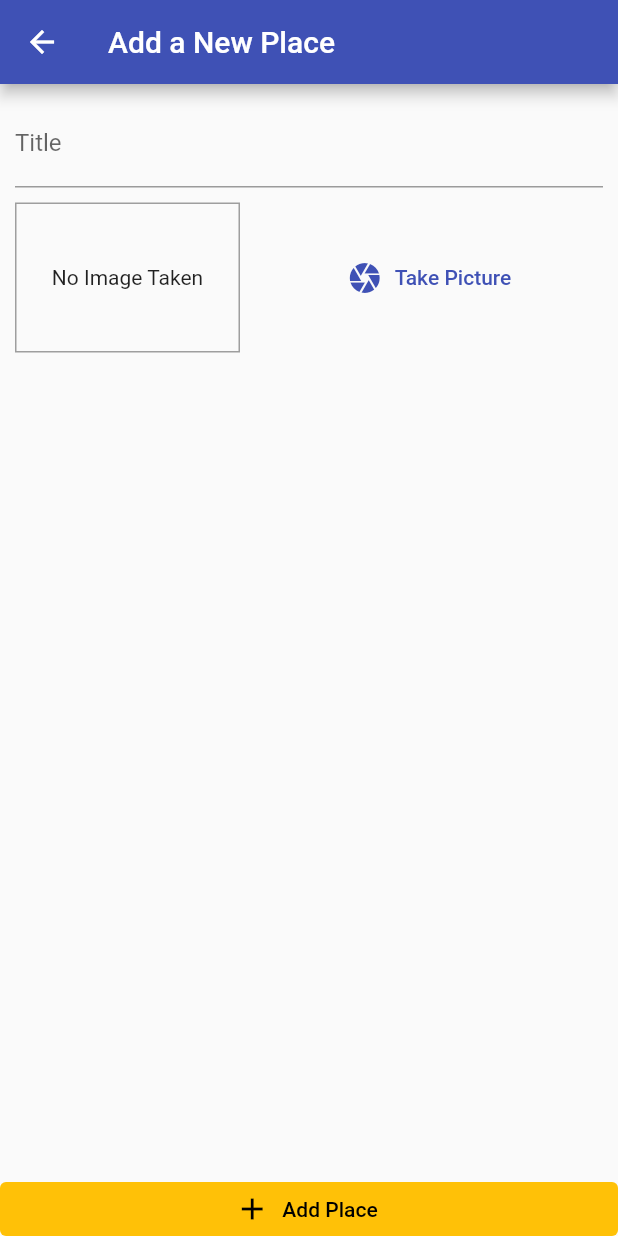
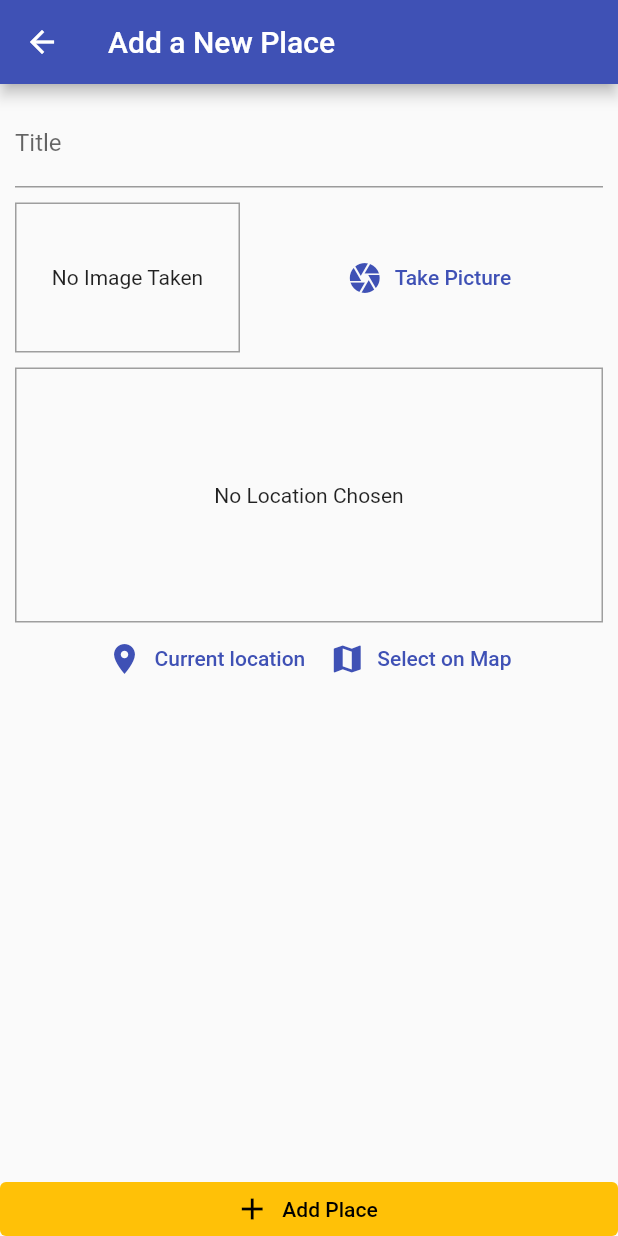
Before and after one commit to Pedro-Costa123/flutter_guide_2022_great_places_app, a Flutter app: the AddPlaceScreen screen opened by its route, after a tap on "Take Picture", on a phone screen of 412 x 824 dp. Run offline on Flutter 3.47's test engine with Material 2 defaults, Android fonts, the phone set to English and light mode, and no system bars; our stand-ins replace google_maps_flutter, image_picker, location, sqflite; accounts and stored records are empty.

Commit message:
Section 13 : 308

```diff
--- /dev/null
+++ b/lib/helpers/location_helper.dart
@@ -0,0 +1,7 @@
+const GOOGLE_API_KEY = "AIzaSyC-Q2uC0aUlAP27BvAS10LVhthfcpbYECY";
+
+class LocationHelper {
+  static String generateLocationPreviewImage({double latitude, double longitude}) {
+    return 'https://maps.googleapis.com/maps/api/staticmap?center=&$latitude,$longitude&zoom=13&size=600x300&maptype=roadmap&markers=color:red%7Clabel:A%7C$latitude,$longitude&key=$GOOGLE_API_KEY';
+  }
+}
--- a/lib/models/place.dart
+++ b/lib/models/place.dart
@@ -7,7 +7,7 @@ class PlaceLocation {
   final double longitude;
   final String address;
 
-  PlaceLocation({
+  const PlaceLocation({
     @required this.latitude,
     @required this.longitude,
     this.address,
--- a/lib/screens/add_place_screen.dart
+++ b/lib/screens/add_place_screen.dart
@@ -5,6 +5,7 @@ import 'package:provider/provider.dart';
 
 import '../widgets/image_input.dart';
 import '../providers/great_places.dart';
+import '../widgets/location_input.dart';
 
 class AddPlaceScreen extends StatefulWidget {
   static const routeName = '/add-place';
@@ -55,6 +56,10 @@ class _AddPlaceScreenState extends State<AddPlaceScreen> {
                       height: 10,
                     ),
                     ImageInput(_selectImage),
+                    SizedBox(
+                      height: 10,
+                    ),
+                    LocationInput(),
                   ],
                 ),
               ),
--- a/lib/widgets/image_input.dart
+++ b/lib/widgets/image_input.dart
@@ -18,7 +18,8 @@ class _ImageInputState extends State<ImageInput> {
   File _storedImage;
 
   Future<void> _takePicture() async {
-    final imageFile = await ImagePicker.pickImage(
+    final ImagePicker _picker = ImagePicker();
+    final imageFile = await _picker.pickImage(
       source: ImageSource.camera,
       maxWidth: 600,
     );
@@ -26,11 +27,11 @@ class _ImageInputState extends State<ImageInput> {
       return;
     }
     setState(() {
-      _storedImage = imageFile;
+      _storedImage = File(imageFile.path);
     });
     final appDir = await syspaths.getApplicationDocumentsDirectory();
     final fileName = path.basename(imageFile.path);
-    final savedImage = await imageFile.copy('${appDir.path}/${fileName}');
+    final savedImage = await File(imageFile.path).copy('${appDir.path}/${fileName}');
     widget.onSelectImage(savedImage);
   }
 
--- /dev/null
+++ b/lib/widgets/location_input.dart
@@ -0,0 +1,87 @@
+import 'package:flutter/material.dart';
+import 'package:location/location.dart';
+
+import '../helpers/location_helper.dart';
+import '../screens/map_screen.dart';
+
+class LocationInput extends StatefulWidget {
+  @override
+  State<LocationInput> createState() => _LocationInputState();
+}
+
+class _LocationInputState extends State<LocationInput> {
+  String _previewImageUrl;
+
+  Future<void> _getCurrentUserLocation() async {
+    final locData = await Location().getLocation();
+    final staticMapImageUrl = LocationHelper.generateLocationPreviewImage(
+      latitude: locData.latitude,
+      longitude: locData.longitude,
+    );
+    setState(() {
+      _previewImageUrl = staticMapImageUrl;
+    });
+  }
+
+  Future<void> _selectOnMap() async {
+    final selectedLocation = Navigator.of(context).push(
+      MaterialPageRoute(
+        fullscreenDialog: true,
+        builder: (ctx) => MapScreen(
+          isSelecting: true,
+        ),
+      ),
+    );
+    if(selectedLocation == null) {
+      return;
+    }
+  }
+
+  @override
+  Widget build(BuildContext context) {
+    return Column(
+      children: [
+        Container(
+          height: 170,
+          width: double.infinity,
+          alignment: Alignment.center,
+          decoration: BoxDecoration(
+            border: Border.all(
+              width: 1,
+              color: Colors.grey,
+            ),
+          ),
+          child: _previewImageUrl == null
+              ? Text(
+                  'No Location Chosen',
+                  textAlign: TextAlign.center,
+                )
+              : Image.network(
+                  _previewImageUrl,
+                  fit: BoxFit.cover,
+                  width: double.infinity,
+                ),
+        ),
+        Row(
+          mainAxisAlignment: MainAxisAlignment.center,
+          children: [
+            TextButton.icon(
+              onPressed: _getCurrentUserLocation,
+              icon: Icon(Icons.location_on),
+              label: Text('Current location'),
+              style: TextButton.styleFrom(
+                  foregroundColor: Theme.of(context).colorScheme.primary),
+            ),
+            TextButton.icon(
+              onPressed: _selectOnMap,
+              icon: Icon(Icons.map),
+              label: Text('Select on Map'),
+              style: TextButton.styleFrom(
+                  foregroundColor: Theme.of(context).colorScheme.primary),
+            ),
+          ],
+        ),
+      ],
+    );
+  }
+}
--- a/pubspec.yaml
+++ b/pubspec.yaml
@@ -24,10 +24,12 @@ dependencies:
   flutter:
     sdk: flutter
   provider: 6.0.3
-  image_picker: 0.6.5 #in pair with the course
+  image_picker: 0.8.5+3
   path_provider: 2.0.11
   path: 1.8.2
   sqflite: 2.1.0
+  location: 4.4.0
+  google_maps_flutter: 2.2.1
 
 
   # The following adds the Cupertino Icons font to your application.
```
Also changed, not shown: lib/screens/map_screen.dart (added, +35 -0 lines), pubspec.lock, 2 other files.
